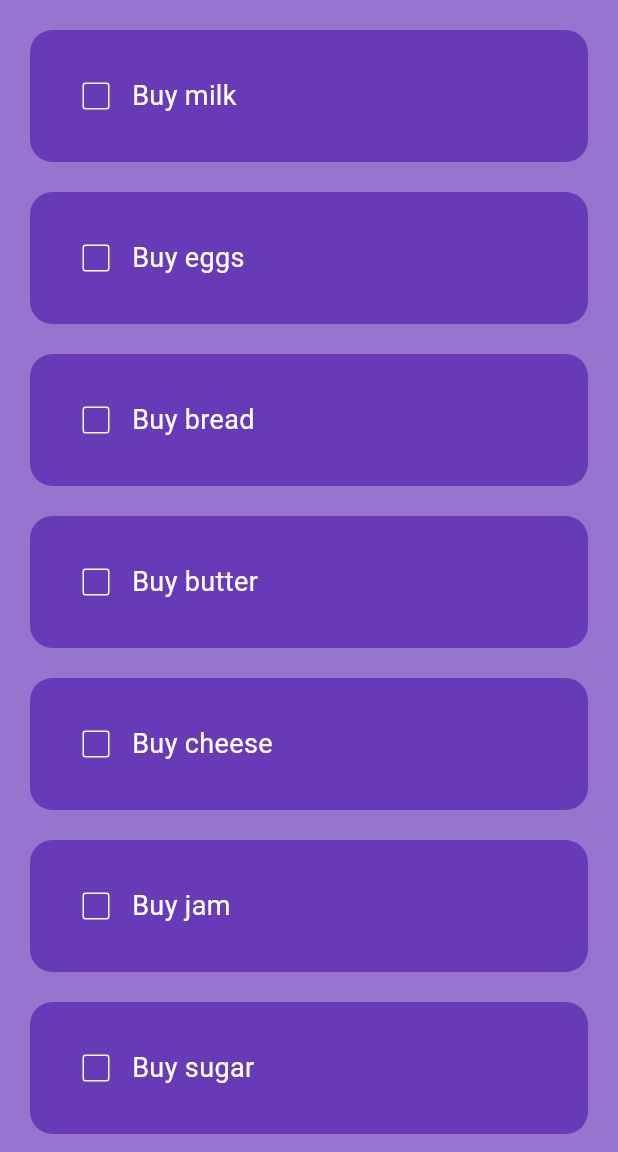
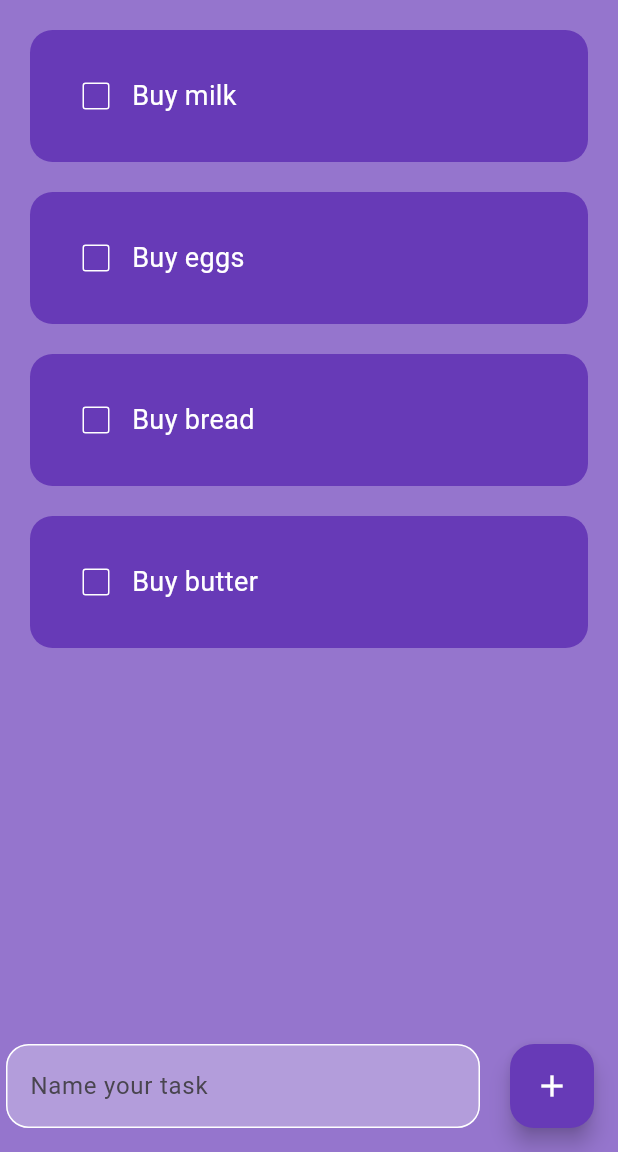
Before and after one commit to collinmorudi/flutter-mobile-dev-practice, a Flutter app: the screen it shows after launch, on a phone screen of 412 x 824 dp, the part 84-1236 px from its top. Run offline on Flutter 3.47's test engine with Material 3 defaults, Android fonts, the phone set to English and light mode, and no system bars; our stand-ins replace shared_preferences.

Commit message:
Added a floating action button and textfield

```diff
--- a/simple_todo/lib/screens/home_page.dart
+++ b/simple_todo/lib/screens/home_page.dart
@@ -2,7 +2,7 @@ import 'package:flutter/material.dart';
 import 'package:simple_todo/utils/todo_list.dart';
 
 class HomePage extends StatefulWidget {
-  HomePage({super.key});
+  const HomePage({super.key});
 
   @override
   State<HomePage> createState() => _HomePageState();
@@ -14,14 +14,6 @@ class _HomePageState extends State<HomePage> {
     ['Buy eggs', false],
     ['Buy bread', false],
     ['Buy butter', false],
-    ['Buy cheese', false],
-    ['Buy jam', false],
-    ['Buy sugar', false],
-    ['Buy salt', false],
-    ['Buy pepper', false],
-    ['Buy coffee', false],
-    ['Buy tea', false],
-    ['Buy biscuits', false],
   ];
 
   void checkBoxChanged(int index) {
@@ -51,6 +43,45 @@ class _HomePageState extends State<HomePage> {
             },
           );
         },
-        ));
+      ),
+      floatingActionButton: Row(
+        children: [
+          Expanded(
+            child: Padding(
+              padding: const EdgeInsets.symmetric(horizontal: 20),
+              child: TextField(
+                decoration: InputDecoration(
+                  filled: true,
+                  fillColor: Colors.deepPurple.shade200,
+                  enabledBorder: OutlineInputBorder(
+                    borderSide: const BorderSide(
+                      color: Colors.white,
+                    ),
+                     borderRadius: BorderRadius.circular(15),
+                  ),
+                  focusedBorder: OutlineInputBorder(
+                    borderSide: const BorderSide(
+                      color: Colors.deepPurple,
+                    ),
+                     borderRadius: BorderRadius.circular(15),
+                  ),
+                  hintText: 'Name your task',
+                ),
+              ),
+            ),
+          ),
+          FloatingActionButton(
+            onPressed: () {
+              setState(() {
+                // todoList.add(['New task', false]);
+              });
+            },
+            backgroundColor: Colors.deepPurple,
+            foregroundColor: Colors.white,
+            child: const Icon(Icons.add),
+          ),
+        ],
+      ),
+    );
   }
 }
```
Lines whose indentation alone changed are shown as unchanged.
